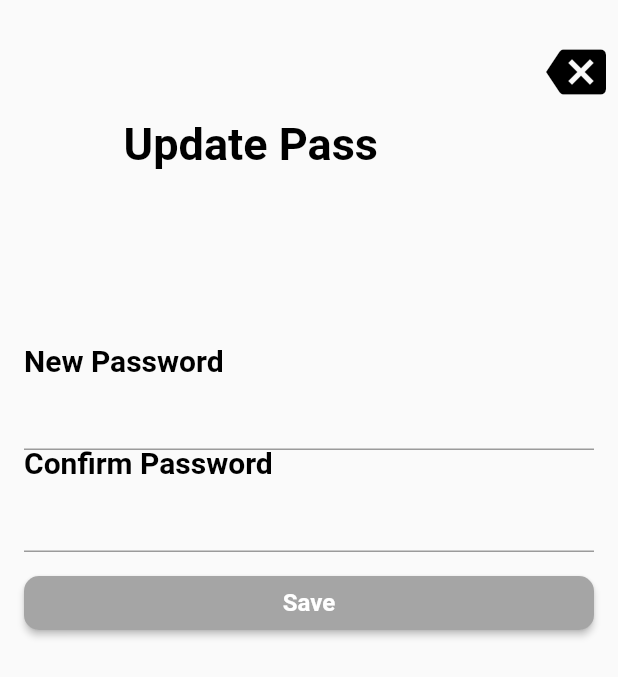
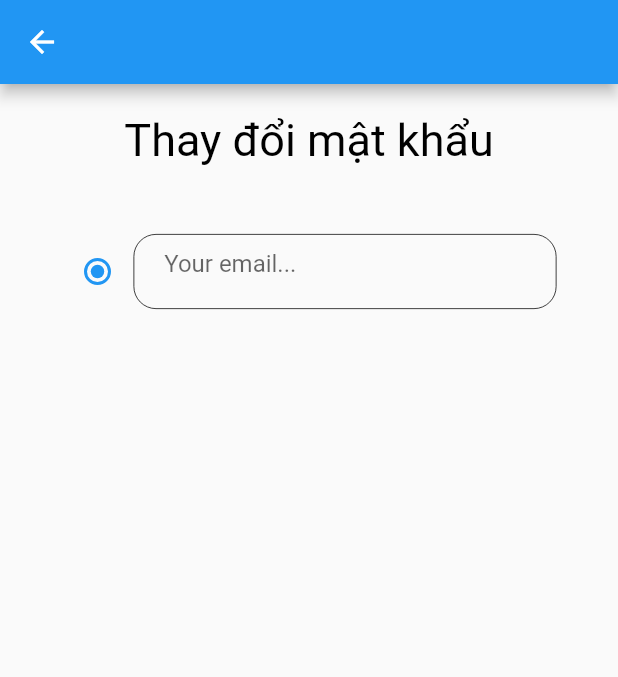
Before and after one commit to khoanKTZ/toptopsss, a Flutter app: the LoginScreen screen opened directly, after a tap on "Forgot your password?", on a phone screen of 412 x 824 dp. Shown: the top 677 px of the screen. Run offline on Flutter 3.47's test engine with Material 2 defaults, Android fonts, the phone set to English and light mode, and no system bars; our stand-ins replace another_flushbar, camera, chat_bubbles, cloud_firestore, dio, firebase_auth and 13 more; missing offline and left inert: video_compress; accounts and stored records are empty; Roboto replaces fonts that are missing (DancingScript, Tiktok_Sans).

Commit message:
Fogot Password

```diff
--- /dev/null
+++ b/lib/views/pages/auth/forgot_password.dart
@@ -0,0 +1,82 @@
+import 'package:flutter/material.dart';
+
+class ForgotPasswordScreen extends StatefulWidget {
+  const ForgotPasswordScreen({super.key});
+
+  @override
+  State<ForgotPasswordScreen> createState() => _ForgotPasswordScreenState();
+}
+
+class _ForgotPasswordScreenState extends State<ForgotPasswordScreen> {
+  TextEditingController emailController = TextEditingController();
+  bool isChecked = false;
+
+  bool value = false;
+
+  @override
+  Widget build(BuildContext context) {
+    return Scaffold(
+      appBar: AppBar(
+        title: Text(''),
+      ),
+      body: Column(
+        children: [
+          const SizedBox(
+            height: 20,
+          ),
+          Center(
+            child: const Text(
+              'Thay đổi mật khẩu',
+              style: TextStyle(fontSize: 30, color: Colors.black),
+            ),
+          ),
+          const SizedBox(
+            height: 20,
+          ),
+          Container(
+            height: 100,
+            width: 330,
+            child: Row(
+              children: [
+                Radio(
+                  value: value,
+                  groupValue: value,
+                  onChanged: (bool? newValue) {
+                    setState(() {
+                      value = newValue ?? false;
+                    });
+                  },
+                ),
+                Expanded(
+                  child: Container(
+                    height: 50,
+                    padding:
+                        EdgeInsets.symmetric(vertical: 15.0, horizontal: 10),
+                    decoration: BoxDecoration(
+                      border: Border.all(
+                        color: Colors.black,
+                        width: 0.5,
+                      ),
+                      borderRadius: BorderRadius.circular(15.0),
+                    ),
+                    child: Center(
+                      child: TextField(
+                        controller: emailController,
+                        decoration: const InputDecoration(
+                          contentPadding: EdgeInsets.symmetric(
+                              vertical: 10.0, horizontal: 10),
+                          hintText: "Your email...",
+                          border: InputBorder.none,
+                        ),
+                      ),
+                    ),
+                  ),
+                ),
+              ],
+            ),
+          ),
+        ],
+      ),
+    );
+  }
+}
--- a/lib/views/pages/auth/login_screen.dart
+++ b/lib/views/pages/auth/login_screen.dart
@@ -1,6 +1,6 @@
 import 'package:flutter/material.dart';
 import 'package:tiktok_app_poly/database/services/auth_service.dart';
-import 'package:tiktok_app_poly/views/pages/home/user_page/update_password_screen.dart';
+import 'package:tiktok_app_poly/views/pages/auth/forgot_password.dart';
 
 class LoginScreen extends StatefulWidget {
   LoginScreen({Key? key}) : super(key: key);
@@ -157,7 +157,8 @@ class _LoginScreenState extends State<LoginScreen> {
                       Navigator.push(
                           context,
                           MaterialPageRoute(
-                              builder: (context) => UpdatePasswordScreen()));
+                              builder: (context) =>
+                                  const ForgotPasswordScreen()));
                     },
                     child: Text(
                       'Forgot your password?',
--- a/lib/views/pages/home/user_page/update_password_screen.dart
+++ b/lib/views/pages/home/user_page/update_password_screen.dart
@@ -1,19 +1,15 @@
 import 'package:flutter/material.dart';
 
 import '../../../../database/services/user_service.dart';
-import '../../../widgets/colors.dart';
 import '../../../widgets/custom_button.dart';
 import '../../../widgets/text.dart';
-import '../../../widgets/textformfield.dart';
 
 // ignore: must_be_immutable
 class UpdatePasswordScreen extends StatelessWidget {
   UpdatePasswordScreen({Key? key}) : super(key: key);
 
   TextEditingController newPassword = TextEditingController();
-
   TextEditingController confirmPasswordController = TextEditingController();
-
   final _updatePasswordFormKey = GlobalKey<FormState>();
 
   doEdit(BuildContext context) {
@@ -28,7 +24,7 @@ class UpdatePasswordScreen extends StatelessWidget {
     if (value == '') {
       return "Empty Field !";
     } else if (value.length < 6) {
-      return "Your password is so short !";
+      return "Your password is too short !";
     }
     return null;
   }
@@ -61,7 +57,7 @@ class UpdatePasswordScreen extends StatelessWidget {
                     left: MediaQuery.of(context).size.width / 5,
                     child: Center(
                       child: CustomText(
-                        text: 'Update Pass',
+                        text: 'Update Password',
                         fontsize: 30,
                         color: Colors.black,
                         fontFamily: 'DancingScript',
@@ -72,40 +68,14 @@ class UpdatePasswordScreen extends StatelessWidget {
                     top: 20,
                     right: 0,
                     child: IconButton(
-                      iconSize: 40,
+                      iconSize: 20,
                       icon: const Icon(
                         Icons.backspace,
-                        color: Colors.black,
+                        color: Color.fromARGB(255, 255, 0, 0),
                       ),
                       onPressed: () {
                         Navigator.pop(context);
                       },
-                    ),
-                  ),
-                  Positioned(
-                    bottom: MediaQuery.of(context).size.height / 12,
-                    child: Container(
-                      height: MediaQuery.of(context).size.height / 3,
-                      width: MediaQuery.of(context).size.width,
-                      decoration: const BoxDecoration(
-                          // borderRadius: new BorderRadius.only(
-                          //   bottomRight: const Radius.circular(40.0),
-                          //   bottomLeft: const Radius.circular(40.0),
-                          // ),
-                          ),
-                    ),
-                  ),
-                  Positioned(
-                    bottom: 0,
-                    child: Container(
-                      height: MediaQuery.of(context).size.height / 4,
-                      width: MediaQuery.of(context).size.width,
-                      decoration: const BoxDecoration(
-                          // borderRadius: new BorderRadius.only(
-                          //   bottomRight: const Radius.circular(40.0),
-                          //   bottomLeft: const Radius.circular(40.0),
-                          // ),
-                          ),
                     ),
                   ),
                   Positioned(
@@ -122,35 +92,53 @@ class UpdatePasswordScreen extends StatelessWidget {
                             crossAxisAlignment: CrossAxisAlignment.center,
                             children: [
                               const SizedBox(height: 10),
-                              CustomTextFormField(
+                              Container(
+                                decoration: BoxDecoration(
+                                  border: Border.all(
+                                    color: Colors.black, // Màu đường viền
+                                    width: 0.5, // Độ dày của đường viền
+                                  ),
+                                  borderRadius: BorderRadius.circular(
+                                      15.0), // Độ cong của góc
+                                ),
+                                child: TextField(
                                   controller: newPassword,
-                                  text: 'New Password',
-                                  hint: '',
-                                  passCheck: true,
-                                  onSave: (value) {
-                                    //controller.userPwd = value!;
-                                  },
-                                  validator: (value) {
-                                    return validatePassword(value!);
-                                  }),
-                              CustomTextFormField(
+                                  decoration: const InputDecoration(
+                                    contentPadding: EdgeInsets.symmetric(
+                                        vertical: 15.0, horizontal: 10),
+                                    hintText: "New Password",
+                                    border: InputBorder.none,
+                                  ),
+                                ),
+                              ),
+                              const SizedBox(
+                                height: 20,
+                              ),
+                              Container(
+                                decoration: BoxDecoration(
+                                  border: Border.all(
+                                    color: Colors.black,
+                                    width: 0.5,
+                                  ),
+                                  borderRadius: BorderRadius.circular(15.0),
+                                ),
+                                child: TextField(
                                   controller: confirmPasswordController,
-                                  text: 'Confirm Password',
-                                  hint: '',
-                                  passCheck: true,
-                                  onSave: (value) {
-                                    //controller.userPwd = value!;
-                                  },
-                                  validator: (value) {
-                                    return validateConfirmPassword(value!);
-                                  }),
+                                  decoration: const InputDecoration(
+                                    contentPadding: EdgeInsets.symmetric(
+                                        vertical: 15.0, horizontal: 10),
+                                    hintText: "Confirm Password",
+                                    border: InputBorder.none,
+                                  ),
+                                ),
+                              ),
                               const SizedBox(height: 10),
                               CustomButton(
                                 onPress: () {
                                   doEdit(context);
                                 },
                                 text: 'Save',
-                                color: MyColors.thirdColor,
+                                color: Colors.pink,
                               ),
                             ],
                           ),
```
Also changed, not shown: lib/database/services/user_service.dart (+10 -0 lines).
